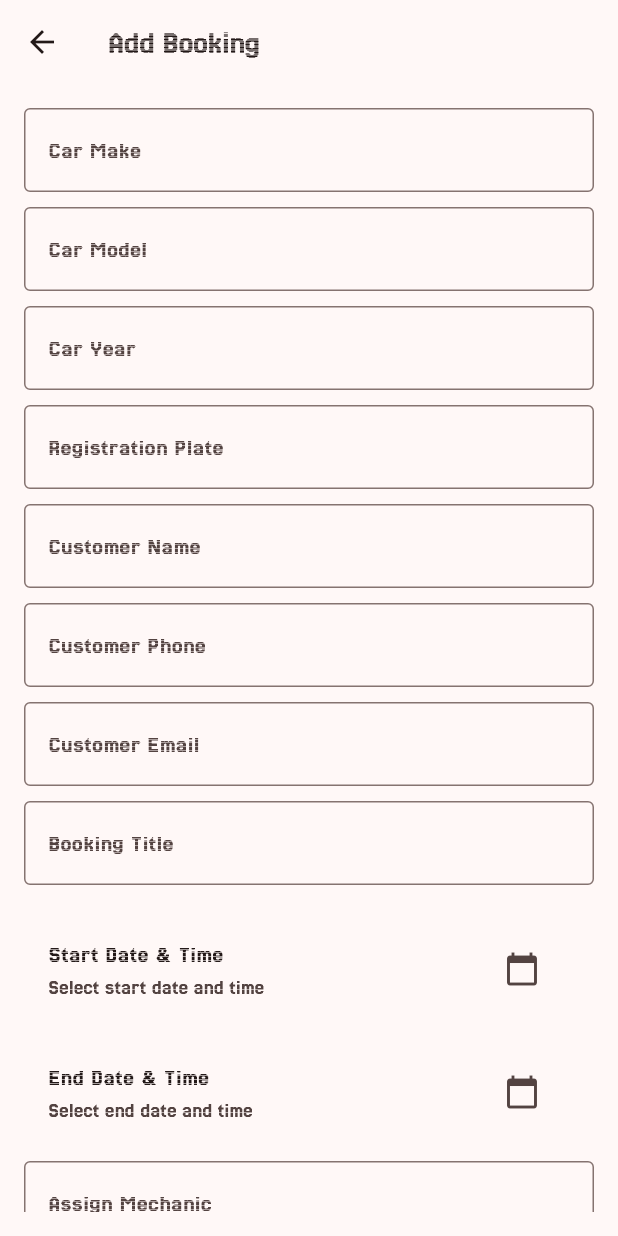
After one commit to Angs-human-B/ichiban_auto, a Flutter app: the AddBookingScreen screen opened by its route, on a phone screen of 412 x 824 dp. The commit adds this screen. Run offline on Flutter 3.47's test engine with Material 3 defaults, Android fonts, the phone set to English and light mode, and no system bars; our stand-ins replace calendar_view, cloud_firestore, firebase_auth, firebase_core, flutter_screenutil, flutter_svg and 2 more; accounts and stored records are empty.

Commit message:
addBookingScreen.dart and provider setup done. needs some UI changes.

```diff
--- a/lib/Providers/booking_provider.dart
+++ b/lib/Providers/booking_provider.dart
@@ -31,7 +31,7 @@ class BookingProvider with ChangeNotifier {
           CalendarEventData<BookingEvent>(
             date: booking.date,
             event: booking,
-            title: booking.bookingTittle,
+            title: booking.bookingTitle,
             startTime: DateTime.parse(booking.startDateTime),
             endTime: DateTime.parse(booking.endDateTime),
             description: booking.title,
@@ -51,7 +51,21 @@ class BookingProvider with ChangeNotifier {
 
   Future<void> addBooking(BookingEvent booking) async {
     try {
-      _eventController.add(booking as CalendarEventData<BookingEvent>);
+      // Add to Firestore
+      await _bookingService.addBookingToFirestore(booking);
+
+      //local state
+      _eventController.add(
+        CalendarEventData<BookingEvent>(
+          date: booking.date,
+          event: booking,
+          title: booking.bookingTitle,
+          startTime: DateTime.parse(booking.startDateTime),
+          endTime: DateTime.parse(booking.endDateTime),
+          description: booking.title,
+        ),
+      );
+
       _bookings.add(booking);
       notifyListeners();
     } catch (e) {
--- /dev/null
+++ b/lib/Screens/addBookingScreen.dart
@@ -0,0 +1,197 @@
+import 'package:flutter/material.dart';
+import 'package:intl/intl.dart';
+import 'package:provider/provider.dart';
+
+import '../Models/bookingModel.dart';
+import '../Providers/booking_provider.dart';
+
+class AddBookingScreen extends StatefulWidget {
+  const AddBookingScreen({super.key});
+
+  @override
+  _AddBookingScreenState createState() => _AddBookingScreenState();
+}
+
+class _AddBookingScreenState extends State<AddBookingScreen> {
+  final _carMakeController = TextEditingController();
+  final _carModelController = TextEditingController();
+  final _carYearController = TextEditingController();
+  final _registrationPlateController = TextEditingController();
+  final _customerNameController = TextEditingController();
+  final _customerPhoneController = TextEditingController();
+  final _customerEmailController = TextEditingController();
+  final _bookingTitleController = TextEditingController();
+  final _mechanicController = TextEditingController();
+
+  DateTime? _startDateTime;
+  DateTime? _endDateTime;
+
+  @override
+  void dispose() {
+    _carMakeController.dispose();
+    _carModelController.dispose();
+    _carYearController.dispose();
+    _registrationPlateController.dispose();
+    _customerNameController.dispose();
+    _customerPhoneController.dispose();
+    _customerEmailController.dispose();
+    _bookingTitleController.dispose();
+    _mechanicController.dispose();
+    super.dispose();
+  }
+
+  Future<void> _selectDateTime(BuildContext context,
+      {required bool isStart}) async {
+    final selectedDate = await showDatePicker(
+      context: context,
+      initialDate: DateTime.now(),
+      firstDate: DateTime.now(),
+      lastDate: DateTime(2100),
+    );
+
+    if (selectedDate != null) {
+      final selectedTime = await showTimePicker(
+        context: context,
+        initialTime: TimeOfDay.now(),
+      );
+
+      if (selectedTime != null) {
+        final dateTime = DateTime(
+          selectedDate.year,
+          selectedDate.month,
+          selectedDate.day,
+          selectedTime.hour,
+          selectedTime.minute,
+        );
+        setState(() {
+          if (isStart) {
+            _startDateTime = dateTime;
+          } else {
+            _endDateTime = dateTime;
+          }
+        });
+      }
+    }
+  }
+
+  Widget _buildTextField({
+    required TextEditingController controller,
+    required String labelText,
+    TextInputType inputType = TextInputType.text,
+  }) {
+    return TextField(
+      controller: controller,
+      keyboardType: inputType,
+      decoration: InputDecoration(
+        labelText: labelText,
+        border: OutlineInputBorder(),
+      ),
+    );
+  }
+
+  Future<void> _saveBooking() async {
+    if (_startDateTime == null || _endDateTime == null) {
+      ScaffoldMessenger.of(context).showSnackBar(
+        const SnackBar(content: Text('Please select start and end dates')),
+      );
+      return;
+    }
+
+    final booking = BookingEvent(
+      title: _bookingTitleController.text.trim(),
+      date: _startDateTime!,
+      carMake: _carMakeController.text.trim(),
+      carModel: _carModelController.text.trim(),
+      year: _carYearController.text.trim(),
+      registrationPlate: _registrationPlateController.text.trim(),
+      customerName: _customerNameController.text.trim(),
+      customerPhone: _customerPhoneController.text.trim(),
+      customerEmail: _customerEmailController.text.trim(),
+      bookingTitle: _bookingTitleController.text.trim(),
+      startDateTime: _startDateTime!.toIso8601String(),
+      endDateTime: _endDateTime!.toIso8601String(),
+      assignedMechanic: _mechanicController.text.trim(),
+    );
+
+    Provider.of<BookingProvider>(context, listen: false).addBooking(booking);
+    Navigator.of(context).pop();
+  }
+
+  @override
+  Widget build(BuildContext context) {
+    return Scaffold(
+      appBar: AppBar(
+        title: const Text('Add Booking'),
+      ),
+      body: Padding(
+        padding: const EdgeInsets.all(16.0),
+        child: ListView(
+          children: [
+            _buildTextField(
+                controller: _carMakeController, labelText: 'Car Make'),
+            const SizedBox(height: 10),
+            _buildTextField(
+                controller: _carModelController, labelText: 'Car Model'),
+            const SizedBox(height: 10),
+            _buildTextField(
+                controller: _carYearController,
+                labelText: 'Car Year',
+                inputType: TextInputType.number),
+            const SizedBox(height: 10),
+            _buildTextField(
+                controller: _registrationPlateController,
+                labelText: 'Registration Plate'),
+            const SizedBox(height: 10),
+            _buildTextField(
+                controller: _customerNameController,
+                labelText: 'Customer Name'),
+            const SizedBox(height: 10),
+            _buildTextField(
+                controller: _customerPhoneController,
+                labelText: 'Customer Phone',
+                inputType: TextInputType.phone),
+            const SizedBox(height: 10),
+            _buildTextField(
+                controller: _customerEmailController,
+                labelText: 'Customer Email',
+                inputType: TextInputType.emailAddress),
+            const SizedBox(height: 10),
+            _buildTextField(
+                controller: _bookingTitleController,
+                labelText: 'Booking Title'),
+            const SizedBox(height: 20),
+            ListTile(
+              title: const Text('Start Date & Time'),
+              subtitle: Text(_startDateTime != null
+                  ? DateFormat.yMd().add_jm().format(_startDateTime!)
+                  : 'Select start date and time'),
+              trailing: IconButton(
+                icon: const Icon(Icons.calendar_today),
+                onPressed: () => _selectDateTime(context, isStart: true),
+              ),
+            ),
+            const SizedBox(height: 10),
+            ListTile(
+              title: const Text('End Date & Time'),
+              subtitle: Text(_endDateTime != null
+                  ? DateFormat.yMd().add_jm().format(_endDateTime!)
+                  : 'Select end date and time'),
+              trailing: IconButton(
+                icon: const Icon(Icons.calendar_today),
+                onPressed: () => _selectDateTime(context, isStart: false),
+              ),
+            ),
+            const SizedBox(height: 10),
+            _buildTextField(
+                controller: _mechanicController, labelText: 'Assign Mechanic'),
+            const SizedBox(height: 20),
+            ElevatedButton(
+              onPressed: _saveBooking,
+              child: const Text('Save Booking'),
+            ),
+          ],
+        ),
+      ),
+    );
+  }
+}
--- a/lib/Services/booking_service.dart
+++ b/lib/Services/booking_service.dart
@@ -16,4 +16,12 @@ class BookingService {
       throw Exception('Failed to load bookings: $e');
     }
   }
+  Future<void> addBookingToFirestore(BookingEvent booking) async {
+    try {
+      var x= await _firestore.collection('bookings').add(booking.toMap());
+      print(x.id);
+    } catch (e) {
+      throw Exception('Failed to add booking: $e');
+    }
+  }
 }
--- a/lib/main.dart
+++ b/lib/main.dart
@@ -6,6 +6,7 @@ import 'package:ichiban_auto/Screens/bookingCelenderScreen.dart';
 import 'package:provider/provider.dart';
 
 import 'Providers/booking_provider.dart';
+import 'Screens/addBookingScreen.dart';
 import 'Screens/bookingCelenderScreen2.dart';
 import 'Screens/homePage.dart';
 import 'Screens/signUpScreen.dart';
@@ -54,6 +55,7 @@ class MyApp extends StatelessWidget {
             '/signUpScreen': (context) => const SignUpScreen(),
             '/bookingCelenderScreen': (context) => const BookingCelenderScreen(),
             '/homeScreenn': (context) => const HomeScreen1(),
+            '/addBookingScreen': (context) => const AddBookingScreen(),
 
           },
         );
--- a/pubspec.yaml
+++ b/pubspec.yaml
@@ -44,6 +44,7 @@ dependencies:
   flutter_screenutil: ^5.9.3
   calendar_view: ^1.2.0
   get: ^4.6.6
+  intl: ^0.19.0
 
 dev_dependencies:
   flutter_test:
```
Also changed, not shown: lib/Models/bookingModel.dart (+18 -3 lines), lib/Screens/bookingCelenderScreen.dart (+32 -4 lines), pubspec.lock.
